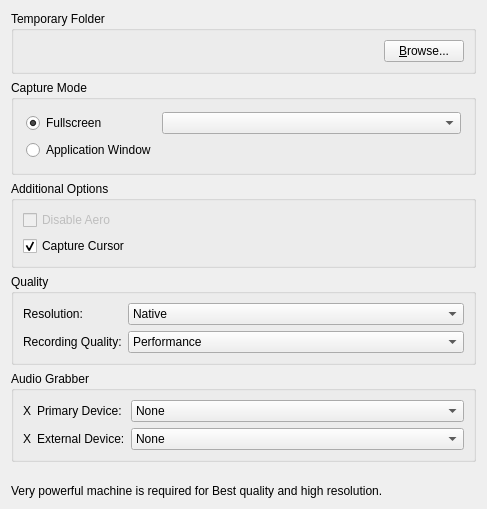
Before: the Qt Designer form client/src/ui/widgets/settings/recording_settings_widget.ui in networkoptix/nx_open, drawn with Qt 5.
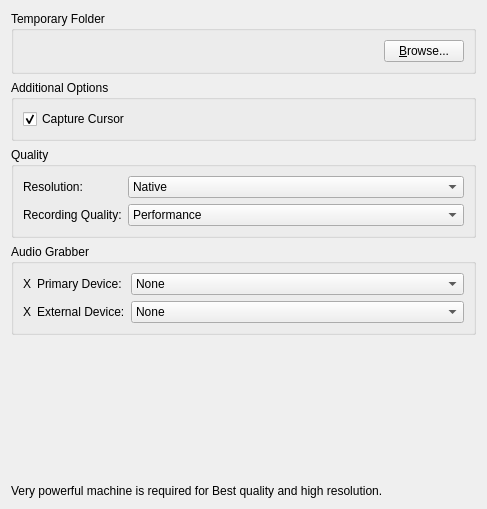
After: the same form once the commit is applied.

Commit message:
Feature #3087: Remove the "Capture Mode" section from Screen Recording tab and record application window only
<==== Mercurial data ====>
Branch: release_2.2

```diff
--- a/client/src/ui/widgets/settings/recording_settings_widget.ui
+++ b/client/src/ui/widgets/settings/recording_settings_widget.ui
@@ -49,79 +49,12 @@
      </layout>
     </widget>
    </item>
-   <item>
-    <widget class="QGroupBox" name="captureModeGroupBox">
-     <property name="title">
-      <string>Capture Mode</string>
-     </property>
-     <layout class="QGridLayout" name="gridLayout" columnstretch="0,1">
-      <property name="leftMargin">
-       <number>12</number>
-      </property>
-      <property name="topMargin">
-       <number>12</number>
-      </property>
-      <property name="rightMargin">
-       <number>12</number>
-      </property>
-      <property name="bottomMargin">
-       <number>12</number>
-      </property>
-      <item row="0" column="0">
-       <widget class="QRadioButton" name="fullscreenButton">
-        <property name="toolTip">
-         <string comment="Grabs video from entire screen"/>
-        </property>
-        <property name="statusTip">
-         <string/>
-        </property>
-        <property name="text">
-         <string>Fullscreen</string>
-        </property>
-        <property name="checked">
-         <bool>true</bool>
-        </property>
-       </widget>
-      </item>
-      <item row="1" column="0">
-       <widget class="QRadioButton" name="windowButton">
-        <property name="toolTip">
-         <string comment="Grabs Eve window"/>
-        </property>
-        <property name="text">
-         <string>Application Window</string>
-        </property>
-       </widget>
-      </item>
-      <item row="0" column="1">
-       <widget class="QComboBox" name="screenComboBox">
-        <property name="toolTip">
-         <string comment="Use this to change grabbed screen"/>
-        </property>
-        <property name="statusTip">
-         <string/>
-        </property>
-       </widget>
-      </item>
-     </layout>
-    </widget>
-   </item>
    <item>
     <widget class="QGroupBox" name="additionalGroupBox">
      <property name="title">
       <string>Additional Options</string>
      </property>
      <layout class="QVBoxLayout" name="verticalLayout_3">
-      <item>
-       <widget class="QCheckBox" name="disableAeroCheckBox">
-        <property name="enabled">
-         <bool>false</bool>
-        </property>
-        <property name="text">
-         <string>Disable Aero</string>
-        </property>
-       </widget>
-      </item>
       <item>
        <widget class="QCheckBox" name="captureCursorCheckBox">
         <property name="text">
```
The commit also changes 16 other files.
